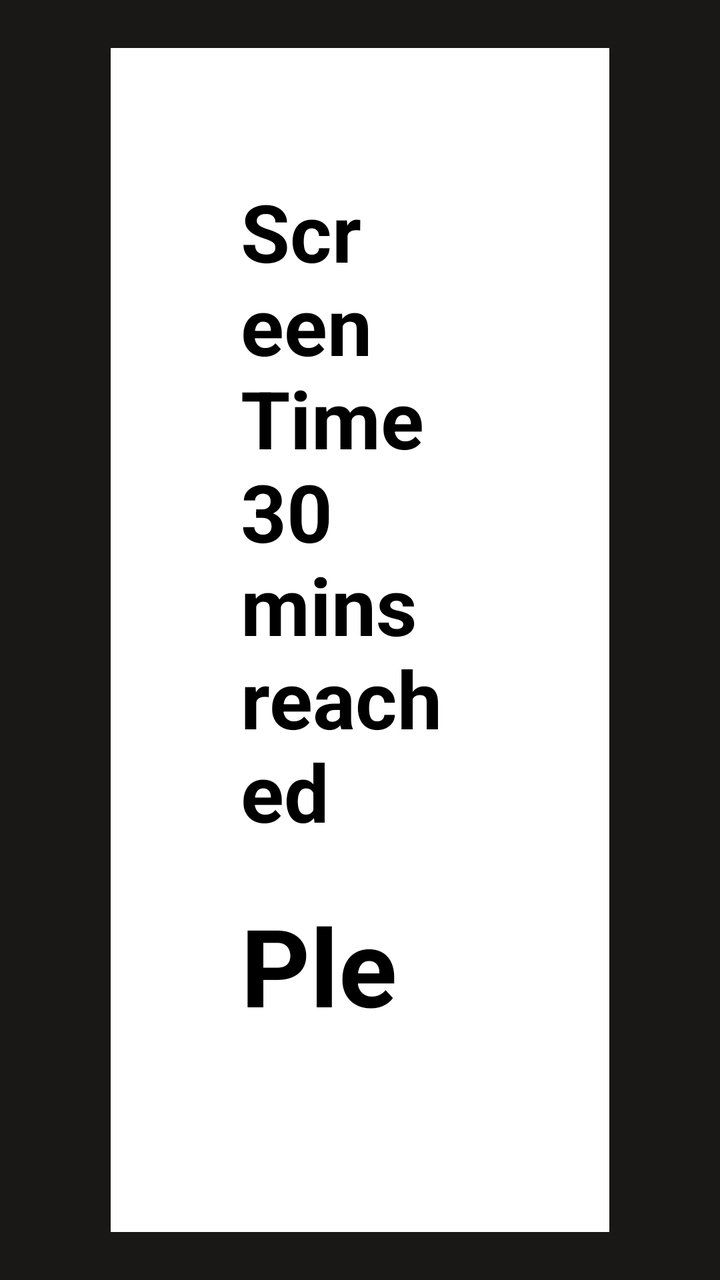
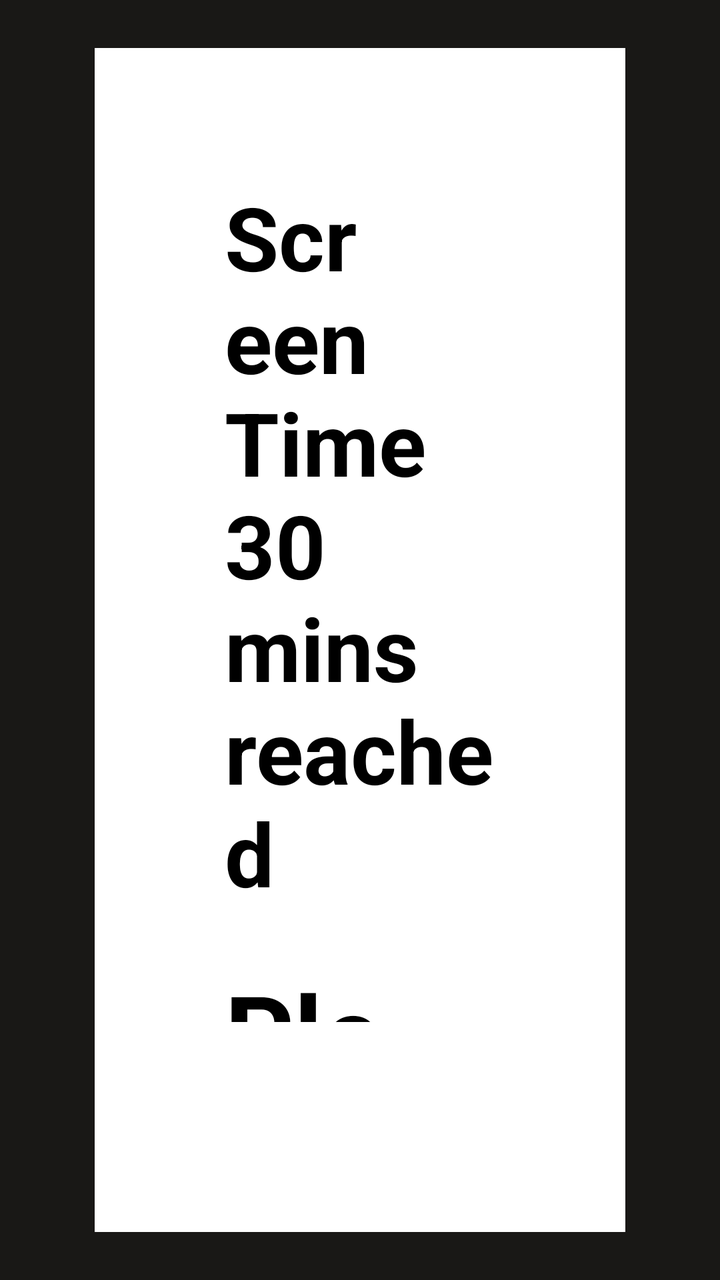

Screens rendered from an Android XML layout before and after an edit, with the pre-edit source and the edit as a unified diff.
<!-- AndroidManifest.xml: application theme Theme.PPGYouTubeKids -->
<!-- res/layout/dialog_overlay.xml -->
<?xml version="1.0" encoding="utf-8"?>
<androidx.constraintlayout.widget.ConstraintLayout xmlns:android="http://schemas.android.com/apk/res/android"
    xmlns:app="http://schemas.android.com/apk/res-auto"
    android:layout_width="match_parent"
    android:layout_height="match_parent"
    android:background="#E6000000"
    android:padding="24dp">

    <LinearLayout
        android:layout_width="0dp"
        android:layout_height="wrap_content"
        android:orientation="vertical"
        android:gravity="center"
        android:background="@android:color/white"
        android:padding="65dp"
        app:layout_constraintWidth_percent="0.8"
        app:layout_constraintTop_toTopOf="parent"
        app:layout_constraintBottom_toBottomOf="parent"
        app:layout_constraintStart_toStartOf="parent"
        app:layout_constraintEnd_toEndOf="parent">

        <TextView
            android:id="@+id/txtMessage1"
            android:layout_width="wrap_content"
            android:layout_height="wrap_content"
            android:text="Screen Time 30 mins reached"
            android:textColor="@android:color/black"
            android:textSize="40sp"
            android:textStyle="bold"
            android:textAlignment="center"
            android:layout_marginBottom="24dp" />

        <TextView
            android:id="@+id/txtMessage2"
            android:layout_width="wrap_content"
            android:layout_height="wrap_content"
            android:text="Please play with other toys"
            android:textColor="@android:color/black"
            android:textSize="54sp"
            android:textStyle="bold"
            android:textAlignment="center"
            android:layout_marginBottom="40dp" />

        <com.google.android.material.button.MaterialButton
            android:id="@+id/btnOverlayOk"
            android:layout_width="wrap_content"
            android:layout_height="wrap_content"
            android:text="OK"
            android:textSize="32sp"
            android:paddingStart="64dp"
            android:paddingEnd="64dp"
            android:paddingTop="20dp"
            android:paddingBottom="20dp"
            app:cornerRadius="16dp"
            android:backgroundTint="@color/ytk_primary_red" />

    </LinearLayout>

</androidx.constraintlayout.widget.ConstraintLayout>
<!-- resources referenced by this layout -->
<resources>
  <color name="ytk_primary_red">#FF0000</color>
  <style name="Theme.PPGYouTubeKids" parent="Base.Theme.PPGYouTubeKids" />
  <style name="Base.Theme.PPGYouTubeKids" parent="Theme.Material3.Light.NoActionBar">
          <item name="colorPrimary">@color/ytk_primary_red</item>
          <item name="colorSecondary">@color/ytk_cyan</item>
          <item name="android:windowBackground">@color/ytk_background</item>
          <item name="android:statusBarColor">@color/ytk_primary_red</item>
      </style>
  <color name="ytk_cyan">#00BCD4</color>
  <color name="ytk_background">#FFF8E1</color>
</resources>

<!-- the commit's change to res/layout/dialog_overlay.xml (unified diff, before → after) -->
@@ -13,7 +13,7 @@
         android:gravity="center"
         android:background="@android:color/white"
         android:padding="65dp"
-        app:layout_constraintWidth_percent="0.8"
+        app:layout_constraintWidth_percent="0.85"
         app:layout_constraintTop_toTopOf="parent"
         app:layout_constraintBottom_toBottomOf="parent"
         app:layout_constraintStart_toStartOf="parent"
@@ -25,7 +25,7 @@
             android:layout_height="wrap_content"
             android:text="Screen Time 30 mins reached"
             android:textColor="@android:color/black"
-            android:textSize="40sp"
+            android:textSize="44sp"
             android:textStyle="bold"
             android:textAlignment="center"
             android:layout_marginBottom="24dp" />
